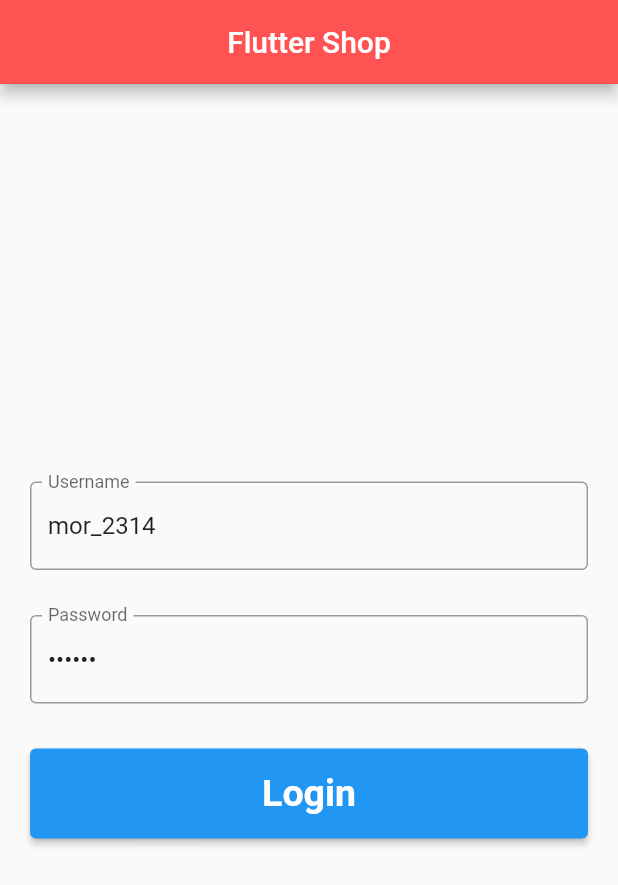
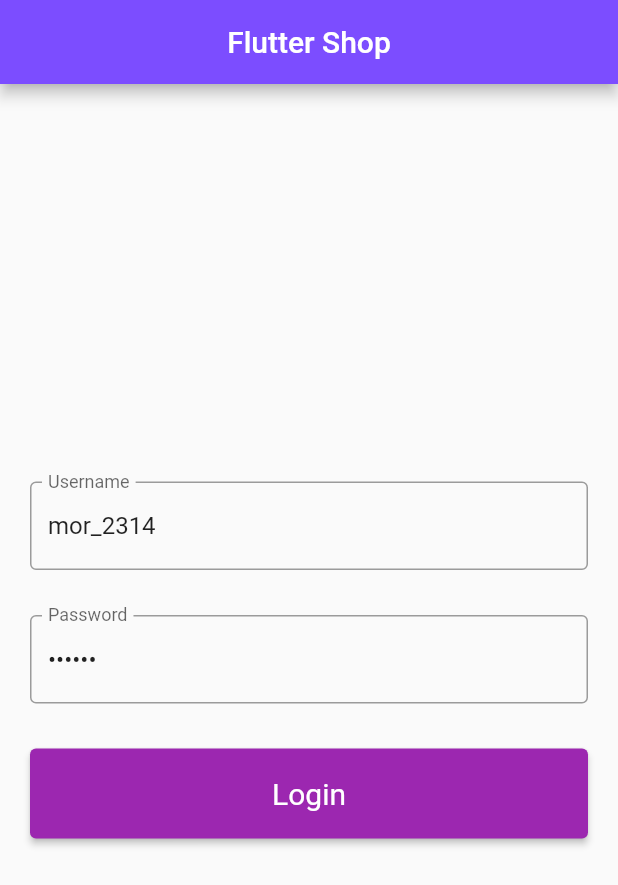
Before and after one commit to asheyacasey/Fake-Store-App, a Flutter app: the screen it shows after launch, on a phone screen of 412 x 824 dp. Shown: the top 885 px of the screen. Run offline on Flutter 3.47's test engine with Material 2 defaults, Android fonts, the phone set to English and light mode, and no system bars; our stand-ins replace get_it.

Commit message:
Edited UI Design

```diff
--- a/lib/screens/all_category.dart
+++ b/lib/screens/all_category.dart
@@ -14,7 +14,7 @@ class AllCategoryScreen extends StatelessWidget {
       appBar: AppBar(
         title: const Text('Categories'),
         centerTitle: true,
-        backgroundColor: Colors.red,
+        backgroundColor: Colors.deepPurpleAccent,
       ),
       body: FutureBuilder(
         future: service.getAllCategories(),
--- a/lib/screens/cart_screen.dart
+++ b/lib/screens/cart_screen.dart
@@ -18,7 +18,7 @@ class CartScreen extends StatelessWidget {
       appBar: AppBar(
         title: const Text('Cart'),
         centerTitle: true,
-        backgroundColor: Colors.red,
+        backgroundColor: Colors.deepPurpleAccent,
       ),
       body: FutureBuilder(
         future: service.getCart('1'),
--- a/lib/screens/home.dart
+++ b/lib/screens/home.dart
@@ -18,17 +18,17 @@ class HomeScreen extends StatelessWidget {
       appBar: AppBar(
         title: const Text('Home'),
         centerTitle: true,
-        backgroundColor: Colors.redAccent,
+        backgroundColor: Colors.deepPurpleAccent,
         actions: [
           IconButton(
-            icon: const Icon(Icons.view_list),
+            icon: const Icon(Icons.filter_list),
             onPressed: () => Navigator.push(
               context,
               MaterialPageRoute(builder: (_) => const AllCategoryScreen()),
             ),
           ),
           IconButton(
-            icon: const Icon(Icons.shopping_cart),
+            icon: const Icon(Icons.local_mall,),
             onPressed: () => Navigator.push(
               context,
               MaterialPageRoute(
--- a/lib/screens/login_screen.dart
+++ b/lib/screens/login_screen.dart
@@ -22,7 +22,7 @@ class LoginScreen extends StatelessWidget {
       appBar: AppBar(
         title: const Text('Flutter Shop'),
         centerTitle: true,
-        backgroundColor: Colors.redAccent,
+        backgroundColor: Colors.deepPurpleAccent,
       ),
       body: Container(
         margin: const EdgeInsets.all(20),
@@ -83,10 +83,12 @@ class LoginScreen extends StatelessWidget {
                 },
                 child: const Text(
                   'Login',
-                  style: TextStyle(
-                    fontSize: 25,
-                    fontWeight: FontWeight.bold,
-                  ),
+                ),
+                style: ElevatedButton.styleFrom(
+                  primary: Colors.purple,
+                    textStyle: TextStyle(
+                        fontSize: 20,
+                        ),
                 ),
               ),
             ),
--- a/lib/screens/product_detail.dart
+++ b/lib/screens/product_detail.dart
@@ -13,7 +13,7 @@ class ProductDetailScreen extends StatelessWidget {
   Widget build(BuildContext context) {
     return Scaffold(
       appBar: AppBar(
-        backgroundColor: Colors.redAccent,
+        backgroundColor: Colors.deepPurpleAccent,
       ),
       body: Container(
         margin: const EdgeInsets.all(20),
--- a/lib/screens/products_by_category.dart
+++ b/lib/screens/products_by_category.dart
@@ -20,7 +20,7 @@ class ProductsByCategoryScreen extends StatelessWidget {
       appBar: AppBar(
         title: Text(categoryName.toUpperCase()),
         centerTitle: true,
-        backgroundColor: Colors.red,
+        backgroundColor: Colors.deepPurpleAccent,
       ),
       body: FutureBuilder(
         future: service.getProductsByCategory(categoryName),
```
